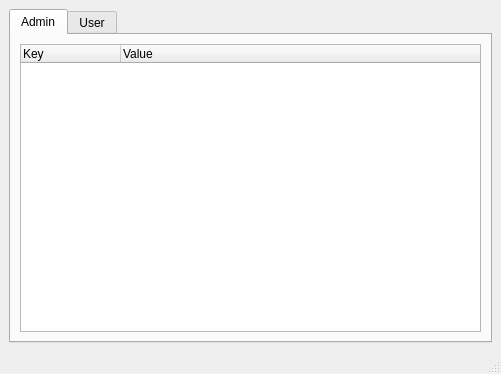
First picture: the form in UserManagement/mainwindow.ui, repository AlexGruebel/UserManagementProjectAP2019-, before the edit.
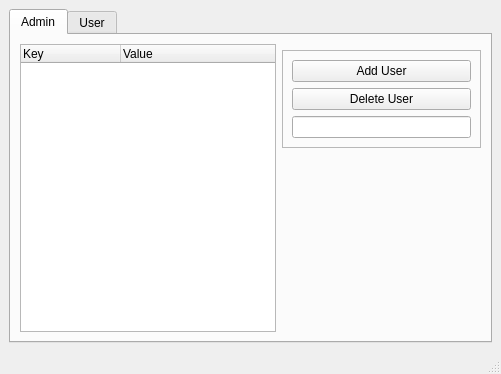
Second picture: the form after the edit. Icons and pictures are not drawn.

Commit message: Add user Adding/deleting

What changed in the file:
```diff
--- a/UserManagement/mainwindow.ui
+++ b/UserManagement/mainwindow.ui
@@ -25,7 +25,36 @@
         <string>Admin</string>
        </attribute>
        <layout class="QGridLayout" name="gridLayout_2">
-        <item row="0" column="0">
+        <item row="1" column="1">
+         <widget class="QFrame" name="frame">
+          <property name="frameShape">
+           <enum>QFrame::StyledPanel</enum>
+          </property>
+          <property name="frameShadow">
+           <enum>QFrame::Raised</enum>
+          </property>
+          <layout class="QVBoxLayout" name="verticalLayout">
+           <item>
+            <widget class="QPushButton" name="m_addUserButton">
+             <property name="text">
+              <string>Add User</string>
+             </property>
+            </widget>
+           </item>
+           <item>
+            <widget class="QPushButton" name="m_deleteUserButton">
+             <property name="text">
+              <string>Delete User</string>
+             </property>
+            </widget>
+           </item>
+           <item>
+            <widget class="QLineEdit" name="m_deleteUserId"/>
+           </item>
+          </layout>
+         </widget>
+        </item>
+        <item row="0" column="0" rowspan="4">
          <widget class="QTreeWidget" name="treeWidget">
           <property name="styleSheet">
            <string notr="true">QTreeView::branch:has-siblings:!adjoins-item {
@@ -70,6 +99,19 @@
           </column>
          </widget>
         </item>
+        <item row="2" column="1">
+         <spacer name="verticalSpacer">
+          <property name="orientation">
+           <enum>Qt::Vertical</enum>
+          </property>
+          <property name="sizeHint" stdset="0">
+           <size>
+            <width>20</width>
+            <height>40</height>
+           </size>
+          </property>
+         </spacer>
+        </item>
        </layout>
       </widget>
       <widget class="QWidget" name="userTab">
```
The commit also changes 5 other files.
